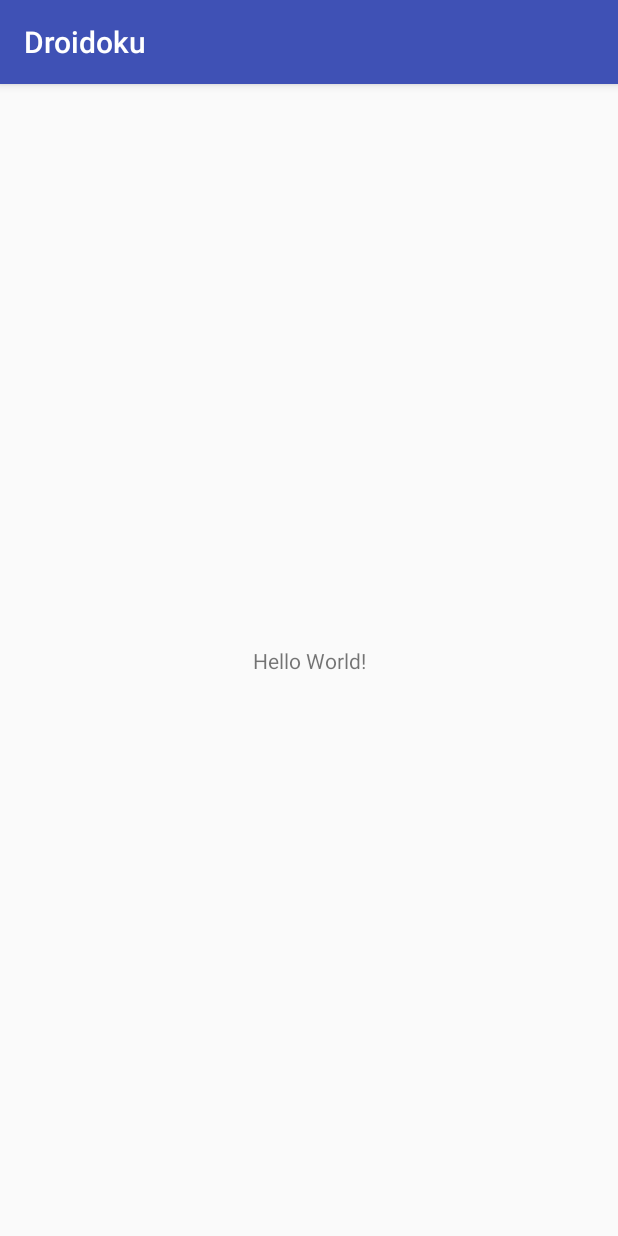
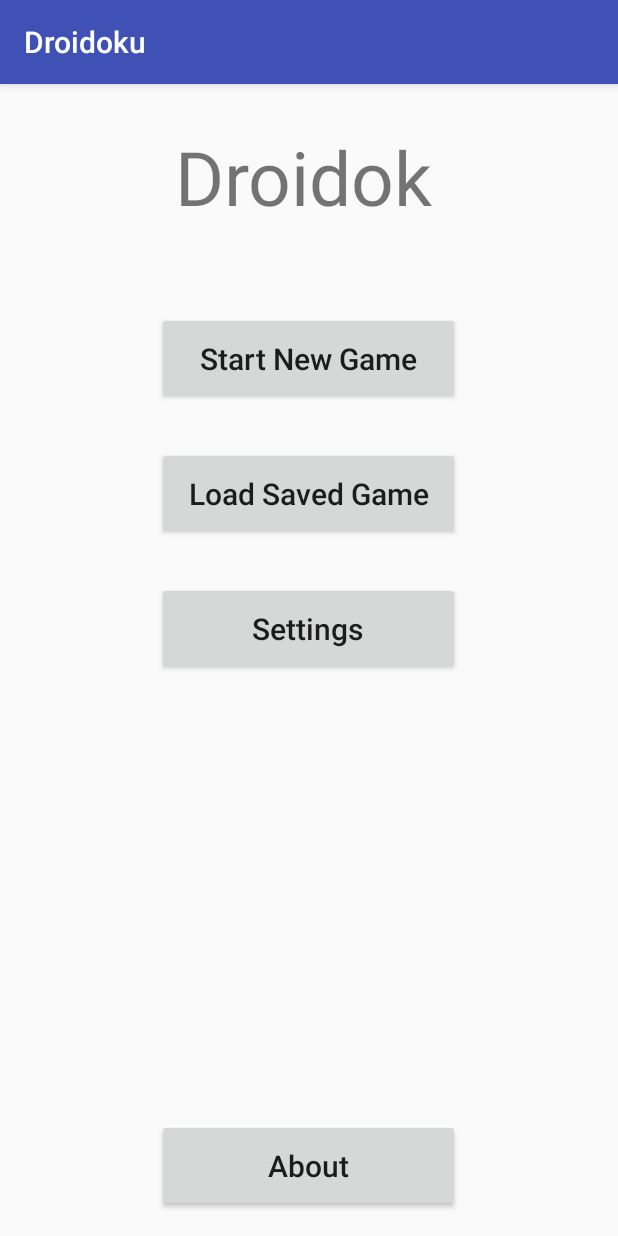
Before and after one commit to AndreasHaaversen/Droidoku-DEPRECATED-, an Android app: the screen it shows after launch (MainActivity), on a phone screen of 412 x 824 dp. Run offline under Robolectric (Android 15) with nearby library versions, the phone set to English and light mode, and no system bars.

Commit message:
Added menu GUI

```diff
--- a/app/build.gradle
+++ b/app/build.gradle
@@ -1,11 +1,11 @@
 apply plugin: 'com.android.application'
 
 android {
-    compileSdkVersion 28
+    compileSdkVersion 26
     defaultConfig {
         applicationId "com.lambda.scifarer.droidoku"
         minSdkVersion 21
-        targetSdkVersion 28
+        targetSdkVersion 26
         versionCode 1
         versionName "1.0"
         testInstrumentationRunner "android.support.test.runner.AndroidJUnitRunner"
@@ -20,9 +20,10 @@ android {
 
 dependencies {
     implementation fileTree(dir: 'libs', include: ['*.jar'])
-    implementation 'com.android.support:appcompat-v7:28.0.0-alpha3'
+    implementation 'com.android.support:appcompat-v7:26.0.0'
     implementation 'com.android.support.constraint:constraint-layout:1.1.2'
     testImplementation 'junit:junit:4.12'
     androidTestImplementation 'com.android.support.test:runner:1.0.2'
     androidTestImplementation 'com.android.support.test.espresso:espresso-core:3.0.2'
+    implementation 'com.android.support:recyclerview-v7:26.0.0'
 }
--- a/app/src/main/res/layout/activity_main.xml
+++ b/app/src/main/res/layout/activity_main.xml
@@ -4,15 +4,81 @@
     xmlns:tools="http://schemas.android.com/tools"
     android:layout_width="match_parent"
     android:layout_height="match_parent"
-    tools:context=".MainActivity">
+    tools:context=".MainActivity"
+    tools:layout_editor_absoluteY="25dp">
+
+    <Button
+        android:id="@+id/button5"
+        android:layout_width="202dp"
+        android:layout_height="62dp"
+        android:layout_marginBottom="16dp"
+        android:layout_marginEnd="8dp"
+        android:layout_marginStart="8dp"
+        android:text="@string/about"
+        android:textAllCaps="false"
+        android:textSize="20sp"
+        app:layout_constraintBottom_toBottomOf="parent"
+        app:layout_constraintEnd_toEndOf="parent"
+        app:layout_constraintHorizontal_bias="0.497"
+        app:layout_constraintStart_toStartOf="parent" />
+
+    <Button
+        android:id="@+id/button4"
+        android:layout_width="202dp"
+        android:layout_height="62dp"
+        android:layout_marginEnd="8dp"
+        android:layout_marginStart="8dp"
+        android:layout_marginTop="28dp"
+        android:text="@string/settings"
+        android:textAllCaps="false"
+        android:textSize="20sp"
+        app:layout_constraintEnd_toEndOf="parent"
+        app:layout_constraintHorizontal_bias="0.497"
+        app:layout_constraintStart_toStartOf="parent"
+        app:layout_constraintTop_toBottomOf="@+id/button" />
+
+    <Button
+        android:id="@+id/button3"
+        android:layout_width="202dp"
+        android:layout_height="62dp"
+        android:layout_marginEnd="8dp"
+        android:layout_marginStart="8dp"
+        android:layout_marginTop="56dp"
+        android:text="@string/startNewGame"
+        android:textAllCaps="false"
+        android:textSize="20sp"
+        app:layout_constraintEnd_toEndOf="parent"
+        app:layout_constraintHorizontal_bias="0.497"
+        app:layout_constraintStart_toStartOf="parent"
+        app:layout_constraintTop_toBottomOf="@+id/gameTitle" />
 
     <TextView
-        android:layout_width="wrap_content"
-        android:layout_height="wrap_content"
-        android:text="Hello World!"
-        app:layout_constraintBottom_toBottomOf="parent"
-        app:layout_constraintLeft_toLeftOf="parent"
-        app:layout_constraintRight_toRightOf="parent"
+        android:id="@+id/gameTitle"
+        android:layout_width="178dp"
+        android:layout_height="68dp"
+        android:layout_marginEnd="8dp"
+        android:layout_marginStart="8dp"
+        android:layout_marginTop="28dp"
+        android:text="@string/app_name"
+        android:textSize="50sp"
+        app:layout_constraintEnd_toEndOf="parent"
+        app:layout_constraintHorizontal_bias="0.497"
+        app:layout_constraintStart_toStartOf="parent"
         app:layout_constraintTop_toTopOf="parent" />
 
+    <Button
+        android:id="@+id/button"
+        android:layout_width="202dp"
+        android:layout_height="62dp"
+        android:layout_marginEnd="8dp"
+        android:layout_marginStart="8dp"
+        android:layout_marginTop="28dp"
+        android:text="@string/loadGame"
+        android:textAllCaps="false"
+        android:textSize="20sp"
+        app:layout_constraintEnd_toEndOf="parent"
+        app:layout_constraintHorizontal_bias="0.497"
+        app:layout_constraintStart_toStartOf="parent"
+        app:layout_constraintTop_toBottomOf="@+id/button3" />
+
 </android.support.constraint.ConstraintLayout>
--- a/app/src/main/res/values/strings.xml
+++ b/app/src/main/res/values/strings.xml
@@ -1,3 +1,7 @@
 <resources>
     <string name="app_name">Droidoku</string>
+    <string name="startNewGame">Start New Game</string>
+    <string name="loadGame">Load Saved Game</string>
+    <string name="settings">Settings</string>
+    <string name="about">About</string>
 </resources>
```
